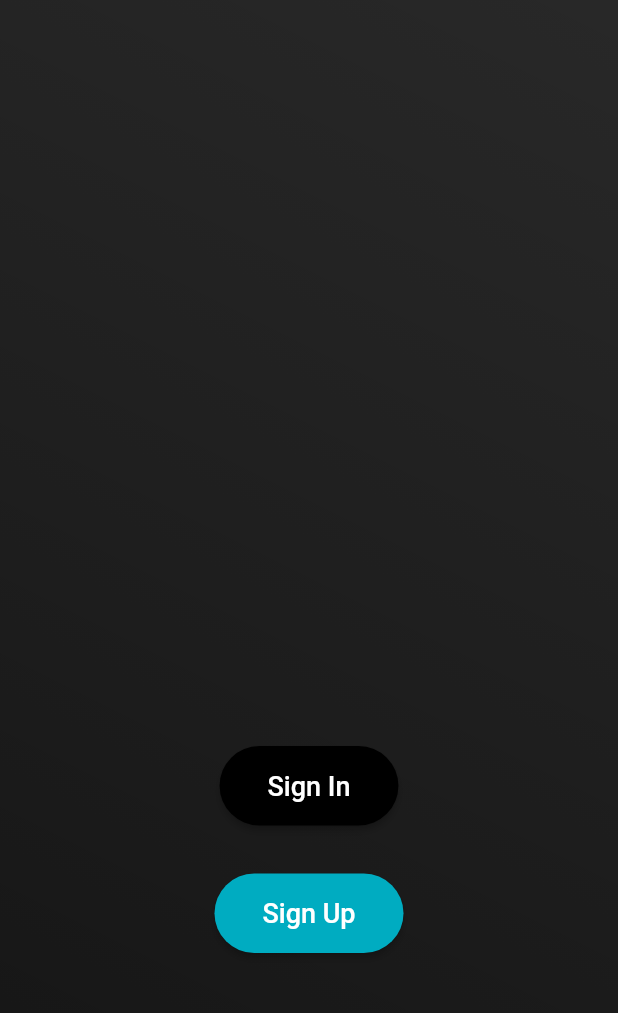
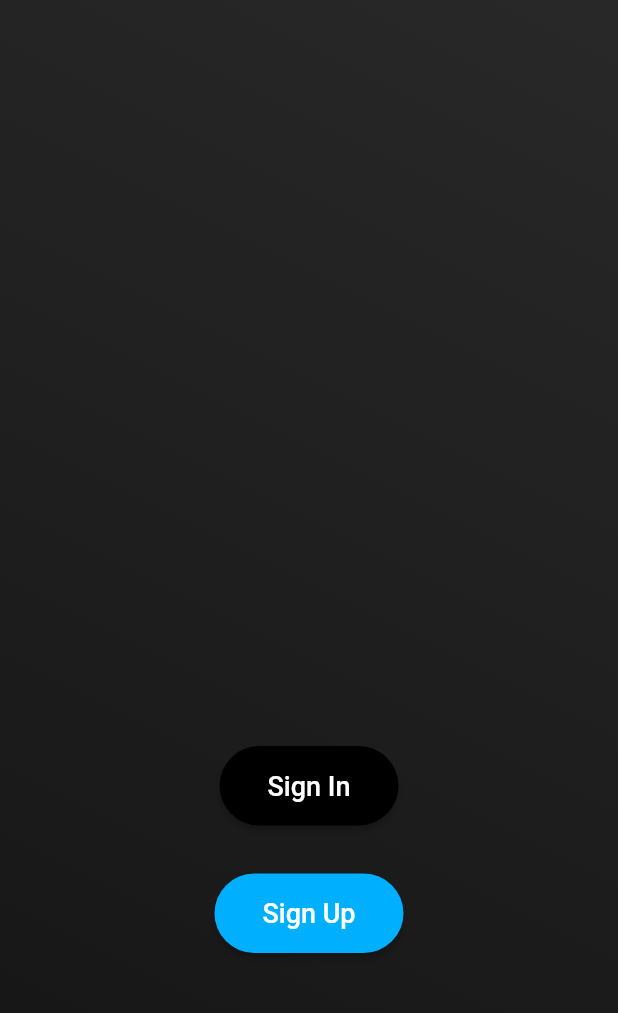
Before and after one commit to GadHakim/dark_instagram_mobile, a Flutter app: the screen it shows after launch, on a phone screen of 412 x 824 dp, the part 163-1176 px from its top. Run offline on Flutter 3.47's test engine with Material 2 defaults, Android fonts, the phone set to English and light mode, and no system bars; our stand-ins replace bloc, equatable, flutter_bloc; missing offline and left inert: page_view_indicator.

Commit message:
feat(main): changed accent color

```diff
--- a/lib/main.dart
+++ b/lib/main.dart
@@ -12,7 +12,7 @@ class MyApp extends StatelessWidget {
       theme: ThemeData(
         brightness: Brightness.dark,
         primaryColor: Colors.lightBlue[800],
-        accentColor: Colors.cyan[600],
+        accentColor: Colors.lightBlueAccent[400],
       ),
       home: WelcomePage(),
     );
```
